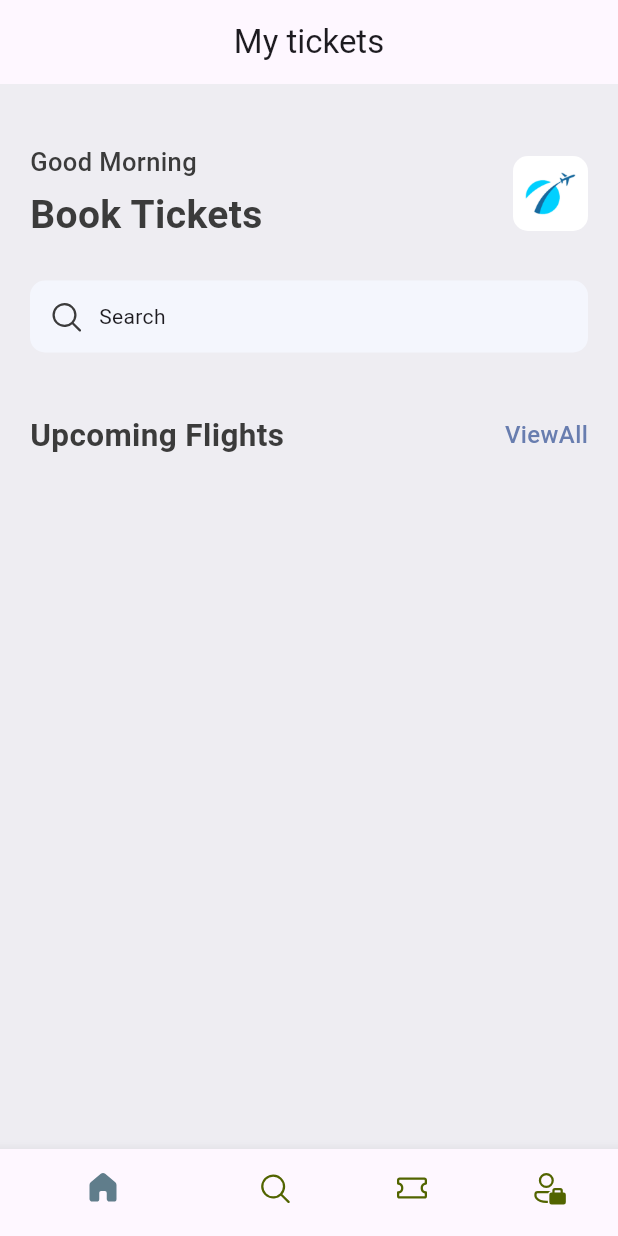
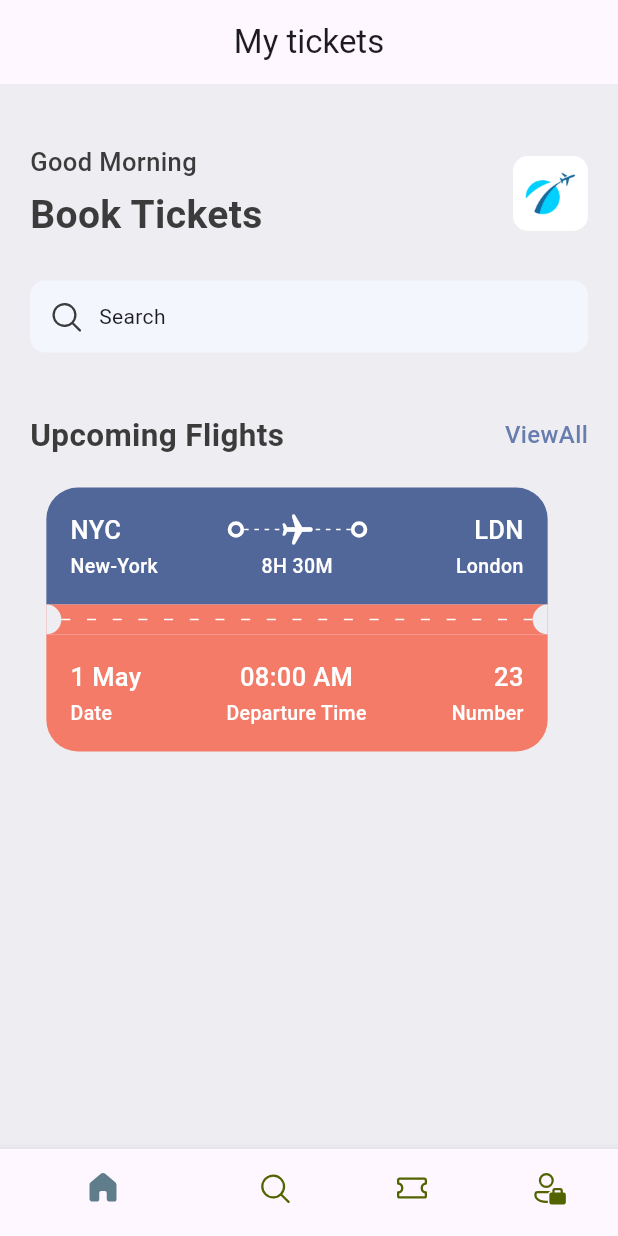
Before and after one commit to ChamikaGit/ticket-app-flutter, a Flutter app: the screen it shows after launch, on a phone screen of 412 x 824 dp. Run offline on Flutter 3.47's test engine with Material 3 defaults, Android fonts, the phone set to English and light mode, and no system bars; our stand-ins replace fluentui_icons.

Commit message:
ticket view Ui completed top and bottom parts

```diff
--- a/lib/base/res/styles/app_styles.dart
+++ b/lib/base/res/styles/app_styles.dart
@@ -6,6 +6,9 @@ class AppStyles {
   static Color primaryColor = primary;
   static Color textColor = const Color(0xFF3b3b3b);
   static Color bgColor = const Color(0xFFeeedf2);
+
+  static Color ticketOrange = const Color(0xfff37b67);
+  static Color ticketBlue = const Color(0xFF526799);
 
   static TextStyle textStyle =
   TextStyle(fontSize: 16, fontWeight: FontWeight.w500, color: textColor);//default textstyle
@@ -19,4 +22,7 @@ class AppStyles {
   //not added const because color is not dynamic for this
   static TextStyle headLineStyle3 =
       TextStyle(fontSize: 17, fontWeight: FontWeight.w500, color: textColor);
+
+  static TextStyle headLineStyle4 =
+  TextStyle(fontSize: 13, fontWeight: FontWeight.w500, color: textColor);
 }
--- /dev/null
+++ b/lib/base/widgets/app_column_text_layout.dart
@@ -0,0 +1,25 @@
+import 'package:flutter/material.dart';
+import 'package:ticket_app/base/widgets/text_style_fourth.dart';
+import 'package:ticket_app/base/widgets/text_style_third.dart';
+
+class AppColumnTextLayout extends StatelessWidget {
+  final String topText;
+  final String bottomText;
+  final CrossAxisAlignment alignment;
+
+  const AppColumnTextLayout(
+      {super.key, required this.topText, required this.bottomText, this.alignment = CrossAxisAlignment
+          .start});
+
+  @override
+  Widget build(BuildContext context) {
+    return Column(
+      crossAxisAlignment: alignment,
+      children: [
+        TextStyleThird(text: topText),
+        const SizedBox(height: 3),
+        TextStyleFourth(text: bottomText)
+      ],
+    );
+  }
+}
--- /dev/null
+++ b/lib/base/widgets/app_layoutbuilder_widget.dart
@@ -0,0 +1,32 @@
+import 'package:flutter/material.dart';
+
+class AppLayoutBuilderWidget extends StatelessWidget {
+  final int randomDiver;
+  final double width;
+
+  const AppLayoutBuilderWidget(
+      {super.key, required this.randomDiver, this.width = 3});
+
+  @override
+  Widget build(BuildContext context) {
+    return LayoutBuilder(
+        builder: (BuildContext context, BoxConstraints constraints) {
+      print(
+          "${constraints.constrainWidth() / randomDiver.floor()}"); //constrainWidth give the space between 2 widget
+
+      return Flex(
+        direction: Axis.horizontal,
+        //The Flex widget allows you to control the axis along which the children are placed (horizontal or vertical)
+        mainAxisAlignment: MainAxisAlignment.spaceBetween,
+        children: List.generate(
+            (constraints.constrainWidth() / randomDiver).floor(),
+            (index) => SizedBox(
+                  width: width,
+                  height: 1,
+                  child: const DecoratedBox(
+                      decoration: BoxDecoration(color: Colors.white)),
+                )),
+      );
+    });
+  }
+}
--- /dev/null
+++ b/lib/base/widgets/big_circle.dart
@@ -0,0 +1,63 @@
+import 'package:flutter/material.dart';
+
+import '../res/styles/app_styles.dart';
+
+class BigCircle extends StatelessWidget {
+  final bool isRight;
+
+  const BigCircle({super.key, required this.isRight});
+
+  @override
+  Widget build(BuildContext context) {
+    return SizedBox(
+      height: 20,
+      width: 10,
+      child: DecoratedBox(
+          decoration: BoxDecoration(
+              color: AppStyles.bgColor,
+              borderRadius: isRight == true //ternary operator
+                  ? const BorderRadius.only(
+                      topRight: Radius.circular(10),
+                      bottomRight: Radius.circular(10))
+                  : const BorderRadius.only(
+                      topLeft: Radius.circular(10),
+                      bottomLeft: Radius.circular(10)))),
+    );
+  }
+}
+
+//this use if conditions instaed of trinary operator
+// class BigCircle extends StatelessWidget {
+//   final bool isRight;
+//
+//   const BigCircle({super.key, required this.isRight});
+//
+//   @override
+//   Widget build(BuildContext context) {
+//     BorderRadius borderRadius;
+//
+//     // Use an if-else statement to determine the border radius
+//     if (isRight) {
+//       borderRadius = const BorderRadius.only(
+//         topRight: Radius.circular(10),
+//         bottomRight: Radius.circular(10),
+//       );
+//     } else {
+//       borderRadius = const BorderRadius.only(
+//         topLeft: Radius.circular(10),
+//         bottomLeft: Radius.circular(10),
+//       );
+//     }
+//
+//     return SizedBox(
+//       height: 20,
+//       width: 10,
+//       child: DecoratedBox(
+//         decoration: BoxDecoration(
+//           color: AppStyles.bgColor,
+//           borderRadius: borderRadius, // Use the computed borderRadius
+//         ),
+//       ),
+//     );
+//   }
+// }
--- /dev/null
+++ b/lib/base/widgets/big_dot.dart
@@ -0,0 +1,16 @@
+import 'package:flutter/material.dart';
+
+class BigDot extends StatelessWidget {
+  const BigDot({super.key});
+
+  @override
+  Widget build(BuildContext context) {
+    return Container(
+      padding: const EdgeInsets.all(3),
+      decoration: BoxDecoration(
+        border: Border.all(width: 2.5,color: Colors.white),
+            borderRadius: BorderRadius.circular(20)
+      ),
+    );
+  }
+}
--- /dev/null
+++ b/lib/base/widgets/text_style_fourth.dart
@@ -0,0 +1,20 @@
+import 'package:flutter/material.dart';
+
+import '../res/styles/app_styles.dart';
+
+class TextStyleFourth extends StatelessWidget {
+  final String text;
+  final TextAlign align;
+
+  const TextStyleFourth({super.key, required this.text,this.align = TextAlign.start});
+
+  @override
+  Widget build(BuildContext context) {
+    return Text(
+      text,
+      textAlign: align,
+      style: AppStyles.headLineStyle4
+          .copyWith(color: Colors.white),
+    );
+  }
+}
--- /dev/null
+++ b/lib/base/widgets/text_style_third.dart
@@ -0,0 +1,18 @@
+import 'package:flutter/material.dart';
+
+import '../res/styles/app_styles.dart';
+
+class TextStyleThird extends StatelessWidget {
+  final String text;
+
+  const TextStyleThird({super.key, required this.text});
+
+  @override
+  Widget build(BuildContext context) {
+    return Text(
+      text,
+      style: AppStyles.headLineStyle3
+          .copyWith(color: Colors.white),
+    );
+  }
+}
--- /dev/null
+++ b/lib/base/widgets/ticket_view.dart
@@ -0,0 +1,136 @@
+import 'package:flutter/material.dart';
+import 'package:ticket_app/base/res/styles/app_styles.dart';
+import 'package:ticket_app/base/widgets/text_style_fourth.dart';
+import 'package:ticket_app/base/widgets/text_style_third.dart';
+
+import 'app_column_text_layout.dart';
+import 'app_layoutbuilder_widget.dart';
+import 'big_circle.dart';
+import 'big_dot.dart';
+
+class TicketView extends StatelessWidget {
+  const TicketView({super.key});
+
+  @override
+  Widget build(BuildContext context) {
+    final size = MediaQuery.of(context)
+        .size; //get the device size it's different for every screen
+    print(size.width);
+
+    return SizedBox(
+      //reason for use size box instead of container is it's params size is less only have width,height,and child
+      width: size.width * 0.85,
+      height: 189,
+      child: Container(
+        margin: const EdgeInsets.only(right: 16),
+        child: Column(
+          children: [
+            //blue part of the ticket
+            Container(
+              padding: const EdgeInsets.all(16),
+              decoration: BoxDecoration(
+                  color: AppStyles.ticketBlue,
+                  borderRadius: const BorderRadius.only(
+                      topLeft: Radius.circular(21),
+                      topRight: Radius.circular(21))),
+              child: Column(
+                children: [
+                  //top layout
+                  Row(
+                    // mainAxisAlignment: MainAxisAlignment.spaceBetween,
+                    children: [
+                      const TextStyleThird(text: "NYC"),
+                      Expanded(child: Container()),
+                      //this widget used for moving items in evenly spacing
+                      const BigDot(),
+                      //stack widget use for stack the layout of it's children
+                      Expanded(
+                          child: Stack(
+                        children: [
+                          const SizedBox(
+                              height: 24,
+                              child: AppLayoutBuilderWidget(randomDiver: 6)),
+                          Center(
+                              child: Transform.rotate(
+                            angle: 1.57,
+                            //angle is use clockwise 1.5 means 90 degrees
+                            child: const Icon(
+                              Icons.local_airport_rounded,
+                              color: Colors.white,
+                            ),
+                          ))
+                        ],
+                      )),
+                      const BigDot(),
+                      Expanded(child: Container()),
+                      const TextStyleThird(text: "LDN")
+                    ],
+                  ),
+                  const SizedBox(height: 3),
+                  //bottom layout
+                  Row(
+                    // mainAxisAlignment: MainAxisAlignment.spaceBetween,
+                    children: [
+                      const SizedBox(
+                          width: 100, child: TextStyleFourth(text: "New-York")),
+                      Expanded(child: Container()),
+                      const TextStyleFourth(text: "8H 30M"),
+                      Expanded(child: Container()),
+                      const SizedBox(
+                          width: 100,
+                          child: TextStyleFourth(
+                            text: "London",
+                            align: TextAlign.end,
+                          ))
+                    ],
+                  ),
+                ],
+              ),
+            ),
+            //circles and dots
+            Container(
+              height: 20,
+              color: AppStyles.ticketOrange,
+              child: const Row(
+                children: [
+                  BigCircle(isRight: true),
+                  Expanded(
+                      child: AppLayoutBuilderWidget(randomDiver: 16, width: 6)),
+                  BigCircle(isRight: false),
+                ],
+              ),
+            ),
+            //orange part of the ticket
+            Container(
+              padding: const EdgeInsets.all(16),
+              decoration: BoxDecoration(
+                  color: AppStyles.ticketOrange,
+                  borderRadius: const BorderRadius.only(
+                      bottomLeft: Radius.circular(21),
+                      bottomRight: Radius.circular(21))),
+              child: const Row(
+                mainAxisAlignment: MainAxisAlignment.spaceBetween,
+                children: [
+                  AppColumnTextLayout(
+                      topText: "1 May",
+                      bottomText: "Date",
+                      alignment: CrossAxisAlignment.start),
+                  AppColumnTextLayout(
+                    topText: "08:00 AM",
+                    bottomText: "Departure Time",
+                    alignment: CrossAxisAlignment.center,
+                  ),
+                  AppColumnTextLayout(
+                    topText: "23",
+                    bottomText: "Number",
+                    alignment: CrossAxisAlignment.end,
+                  ),
+                ],
+              ),
+            ),
+          ],
+        ),
+      ),
+    );
+  }
+}
--- a/lib/main.dart
+++ b/lib/main.dart
@@ -3,6 +3,26 @@ import 'package:ticket_app/base/bottom_nav_bar.dart';
 
 void main() {
   runApp(const MyAppTest());
+  var test = TestClass(x: 3, y: 4);
+  print(test.y);
+
+  var testNew = test.copWith(x:20); // without adding y we can get the before defined y value
+  print(testNew.x);
+  print(testNew.y);
+}
+
+//added this testClass for test the copywith function and sample constructor work demonstration
+
+class TestClass{
+  int x;
+  int y;
+
+  TestClass({required this.x, required this.y});
+
+  TestClass copWith({int? x,int? y}){ //nullable prams need to add { } too - optional
+    return TestClass(x:x??this.x, y: y??this.y);
+    return TestClass(x:x!, y: y!);
+  }
 }
 
 //sample test learning MyAppTest widget
--- a/lib/screens/home_screen.dart
+++ b/lib/screens/home_screen.dart
@@ -1,6 +1,7 @@
 import 'package:fluentui_icons/fluentui_icons.dart';
 import 'package:flutter/material.dart';
 import 'package:ticket_app/base/widgets/app_double_text.dart';
+import 'package:ticket_app/base/widgets/ticket_view.dart';
 
 import '../base/res/media.dart';
 import '../base/res/styles/app_styles.dart';
@@ -56,6 +57,8 @@ class HomeScreen extends StatelessWidget {
                   ),
                   const SizedBox(height:40),
                   const AppDoubleText(bigText: "Upcoming Flights", smallText: "ViewAll"),
+                  const SizedBox(height:20),
+                  const TicketView()
 
                 ],
               ),
```
